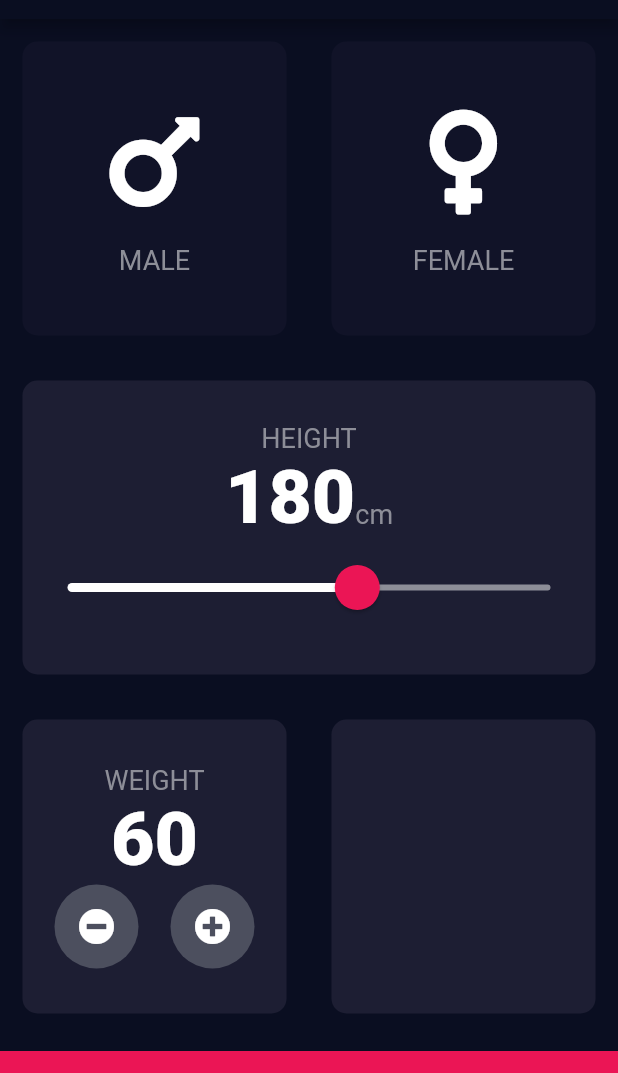
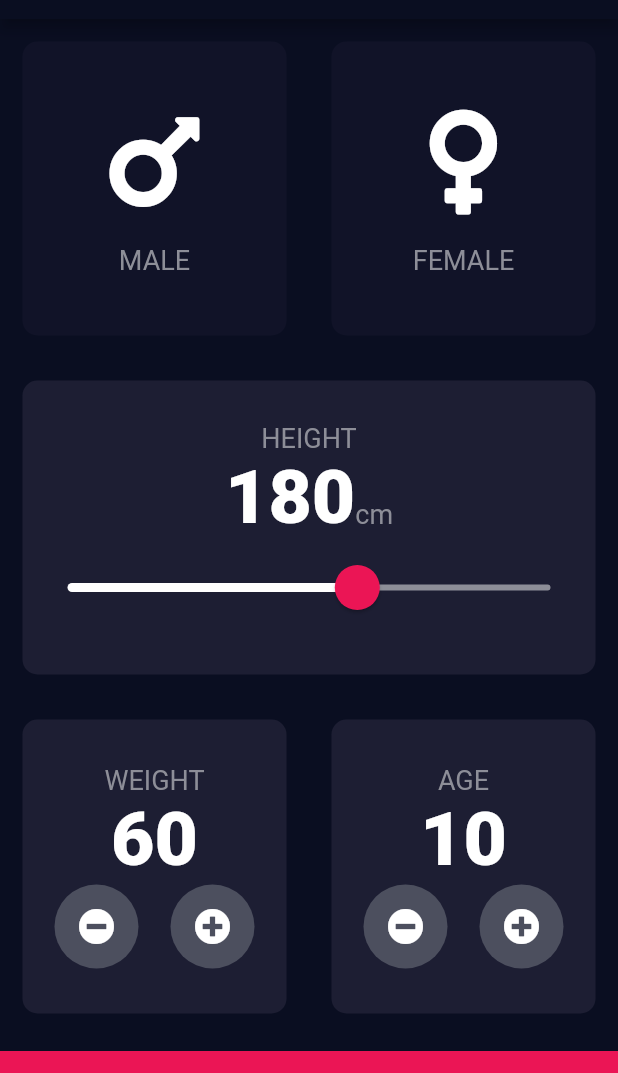
Before and after one commit to patelprashant/flutter_bmi_calculator, a Flutter app: the screen it shows after launch, on a phone screen of 412 x 824 dp, the part 65-1138 px from its top. Run offline on Flutter 3.47's test engine with Material 2 defaults, Android fonts, the phone set to English and light mode, and no system bars; our stand-ins replace font_awesome_flutter.

Commit message:
Added custom widget of round button for age card

```diff
--- a/lib/user_input_page.dart
+++ b/lib/user_input_page.dart
@@ -25,6 +25,7 @@ class _UserInputPageState extends State<UserInputPage> {
   Gender selectedGender;
   int height = 180;
   int weight = 60;
+  int age = 10;
 
   @override
   Widget build(BuildContext context) {
@@ -154,7 +155,43 @@ class _UserInputPageState extends State<UserInputPage> {
                   ),
                 ),
                 Expanded(
-                  child: ReusableCard(bgColor: kActiveCardColor),
+                  child: ReusableCard(
+                    bgColor: kActiveCardColor,
+                    cardChild: Column(
+                      mainAxisAlignment: MainAxisAlignment.center,
+                      children: <Widget>[
+                        Text(
+                          'AGE',
+                          style: kLabelTextStyle,
+                        ),
+                        Text(
+                          age.toString(),
+                          style: kDigitStyle,
+                        ),
+                        Row(
+                          mainAxisAlignment: MainAxisAlignment.spaceEvenly,
+                          children: <Widget>[
+                            RoundIconButton(
+                              action: () {
+                                setState(() {
+                                  age--;
+                                });
+                              },
+                              iconData: FontAwesomeIcons.minusCircle,
+                            ),
+                            RoundIconButton(
+                              action: () {
+                                setState(() {
+                                  age++;
+                                });
+                              },
+                              iconData: FontAwesomeIcons.plusCircle,
+                            ),
+                          ],
+                        ),
+                      ],
+                    ),
+                  ),
                 ),
               ],
             ),
```
